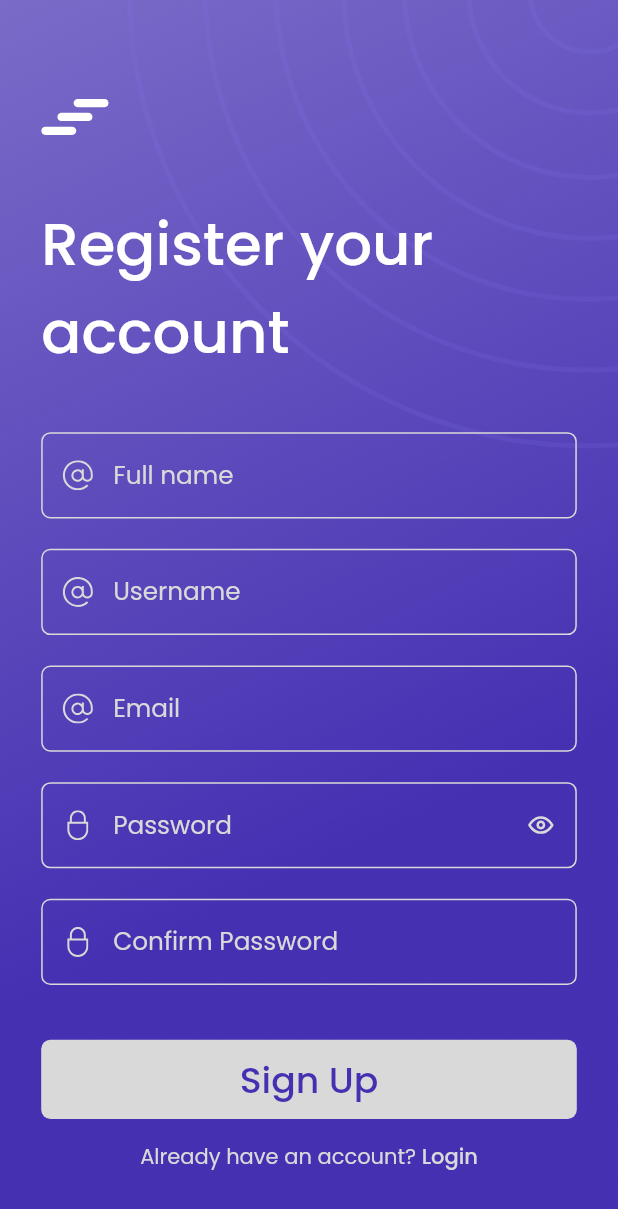
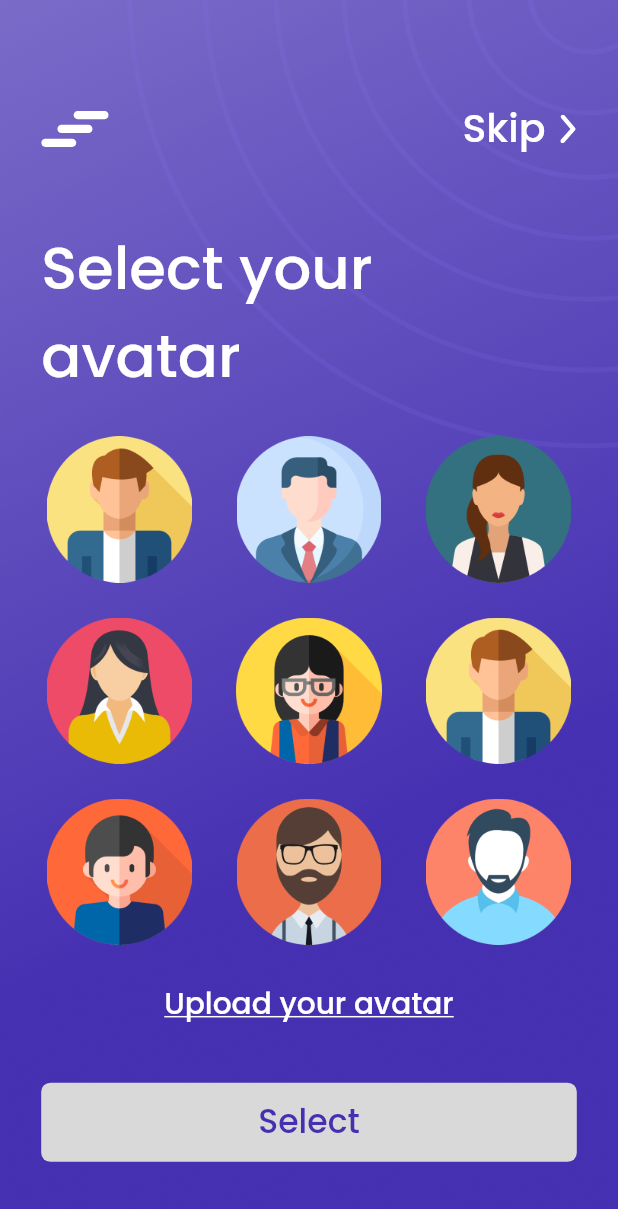
Before and after one commit to hamxa678/Quiz, a Flutter app: the screen it shows after launch, on a phone screen of 412 x 824 dp. Shown: the top 1209 px of the screen. Run offline on Flutter 3.47's test engine with Material 2 defaults, Android fonts, the phone set to English and light mode, and no system bars; our stand-ins replace cloud_firestore, connectivity_plus, device_info_plus, dio, file_picker, firebase_auth and 16 more; missing offline and left inert: flutter_facebook_auth, github_sign_in, heic_to_jpg; accounts and stored records are empty.

Commit message:
avatar screen UI done

```diff
--- /dev/null
+++ b/lib/UI/screens/select_avatar/select_avatar.dart
@@ -0,0 +1,169 @@
+import 'package:flutter/material.dart';
+import 'package:flutter_mvvm_template/UI/custom_widget/custom_button.dart';
+import 'package:flutter_mvvm_template/UI/screens/auth_signup/sign_up/sign_up_screen.dart';
+import 'package:flutter_mvvm_template/UI/screens/select_avatar/select_avatar_viewmodel.dart';
+import 'package:flutter_mvvm_template/core/constants/strings.dart';
+import 'package:flutter_svg/flutter_svg.dart';
+import 'package:get/get.dart';
+import 'package:provider/provider.dart';
+import 'package:flutter_screenutil/flutter_screenutil.dart';
+
+class SelectAvatarScreen extends StatelessWidget {
+  const SelectAvatarScreen({Key? key}) : super(key: key);
+  @override
+  Widget build(BuildContext context) {
+    return ChangeNotifierProvider(
+      create: (context) => SelectAvatarViewModel(),
+      child: Consumer<SelectAvatarViewModel>(
+        builder: (context, model, child) => Scaffold(
+          backgroundColor: Colors.white,
+          body: SingleChildScrollView(
+            child: Container(
+              height: 1.sh,
+              width: 1.sw,
+              decoration: const BoxDecoration(
+                image: DecorationImage(
+                  image: AssetImage('${staticImage}Background.png'),
+                  fit: BoxFit.cover,
+                ),
+              ),
+              child: Padding(
+                  padding: EdgeInsets.fromLTRB(25.w, 65.h, 25.w, 0),
+                  child: Column(
+                    crossAxisAlignment: CrossAxisAlignment.start,
+                    children: [
+                      Row(
+                        children: [
+                          SvgPicture.asset(
+                            '${staticIcon}logo1.svg',
+                            fit: BoxFit.scaleDown,
+                          ),
+                          const Spacer(),
+                          _skipButton(),
+                        ],
+                      ),
+                      42.verticalSpace,
+                      Text(
+                        'Select your avatar',
+                        style: TextStyle(
+                          fontFamily: 'Poppins',
+                          fontWeight: FontWeight.w500,
+                          fontSize: 36.sp,
+                          color: Colors.white,
+                        ),
+                      ),
+                      24.verticalSpace,
+                      GridView(
+                        physics: const NeverScrollableScrollPhysics(),
+                        padding: const EdgeInsets.only(top: 0),
+                        shrinkWrap: true,
+                        gridDelegate: SliverGridDelegateWithFixedCrossAxisCount(
+                            childAspectRatio: 95.w / 96.h,
+                            crossAxisCount: 3,
+                            crossAxisSpacing: 20.w,
+                            mainAxisSpacing: 23.h),
+                        children: List.generate(model.avatars.length, (index) {
+                          return GestureDetector(
+                              onTap: () {
+                                // do something
+                              },
+                              child: Image.asset(model.avatars[index]));
+                        }),
+                      ),
+                      24.verticalSpace,
+                      GestureDetector(
+                        onTap: () {
+                          // do something
+                        },
+                        child: Align(
+                          alignment: Alignment.center,
+                          child: Text(
+                            'Upload your avatar',
+                            style: TextStyle(
+                              decoration: TextDecoration.underline,
+                              fontFamily: 'Poppins',
+                              fontWeight: FontWeight.w500,
+                              fontSize: 18.sp,
+                              color: Colors.white,
+                            ),
+                          ),
+                        ),
+                      ),
+                      37.verticalSpace,
+                      CustomButton(
+                        titleWidget: const Text(
+                          'Select',
+                          style: TextStyle(
+                            fontFamily: 'Poppins',
+                            fontWeight: FontWeight.w500,
+                            fontSize: 22,
+                            color: Color(0xff4530B2),
+                          ),
+                        ),
+                        onPressed: () {
+                          // do something
+                        },
+                      ),
+                    ],
+                  )),
+            ),
+          ),
+        ),
+      ),
+    );
+  }
+
+  GestureDetector _skipButton() {
+    return GestureDetector(
+      onTap: () {
+        // do something
+      },
+      child: Row(
+        children: [
+          Text(
+            'Skip',
+            style: TextStyle(
+              fontFamily: 'Poppins',
+              fontWeight: FontWeight.w500,
+              fontSize: 24.sp,
+              color: Colors.white,
+            ),
+          ),
+          9.horizontalSpace,
+          SvgPicture.asset(
+            '${staticIcon}skip.svg',
+            fit: BoxFit.scaleDown,
+          ),
+        ],
+      ),
+    );
+  }
+
+  _dontHaveAccount() {
+    return Align(
+      alignment: Alignment.bottomCenter,
+      child: Row(
+        mainAxisAlignment: MainAxisAlignment.center,
+        crossAxisAlignment: CrossAxisAlignment.center,
+        children: [
+          const Text(
+            "Don't have an account? ",
+            style: TextStyle(color: Color(0xffD9D9D9), fontFamily: 'Poppins'),
+          ),
+          InkWell(
+            onTap: () {
+              Get.to(() => const SignUpScreen());
+            },
+            child: const Text(
+              'Signup',
+              style: TextStyle(
+                  color: Color(0xffD9D9D9),
+                  fontFamily: 'Poppins',
+                  fontWeight: FontWeight.w500),
+            ),
+          ),
+        ],
+      ),
+    );
+  }
+}
--- /dev/null
+++ b/lib/UI/screens/select_avatar/select_avatar_viewmodel.dart
@@ -0,0 +1,17 @@
+import 'package:flutter_mvvm_template/core/others/base_view_model.dart';
+
+import '../../../core/constants/strings.dart';
+
+class SelectAvatarViewModel extends BaseViewModel {
+  List<String> avatars = [
+    '${staticImage}ava1.png',
+    '${staticImage}ava2.png',
+    '${staticImage}ava3.png',
+    '${staticImage}ava4.png',
+    '${staticImage}ava5.png',
+    '${staticImage}ava6.png',
+    '${staticImage}ava7.png',
+    '${staticImage}ava8.png',
+    '${staticImage}ava9.png',
+  ];
+}
--- a/lib/app.dart
+++ b/lib/app.dart
@@ -1,5 +1,6 @@
 import 'package:flutter/material.dart';
 import 'package:flutter_mvvm_template/UI/screens/auth_signup/sign_up/sign_up_screen.dart';
+import 'package:flutter_mvvm_template/UI/screens/select_avatar/select_avatar.dart';
 import 'package:flutter_mvvm_template/UI/screens/splash_screen.dart';
 import 'package:flutter_mvvm_template/core/services/localization_service.dart';
 import 'package:flutter_screenutil/flutter_screenutil.dart';
@@ -20,12 +21,13 @@ class MyApp extends StatelessWidget {
     return ScreenUtilInit(
       designSize: const Size(_designWidth, _designHeight),
       builder: (context, widget) => GetMaterialApp(
-          translations: LocalizationService(),
-          locale: const Locale("en"),
-          title: title,
-          home: const SignUpScreen()
-          // const SplashScreen(),
-          ),
+        translations: LocalizationService(),
+        locale: const Locale("en"),
+        title: title,
+        home: const SelectAvatarScreen(),
+        // const SignUpScreen()
+        // const SplashScreen(),
+      ),
     );
   }
 }
```
Also changed, not shown: assets/icons/skip.svg (added), assets/images/ava1.png (added), assets/images/ava2.png (added), assets/images/ava3.png (added), assets/images/ava4.png (added), assets/images/ava5.png (added), assets/images/ava6.png (added), assets/images/ava7.png (added), assets/images/ava8.png (added), assets/images/ava9.png (added).
